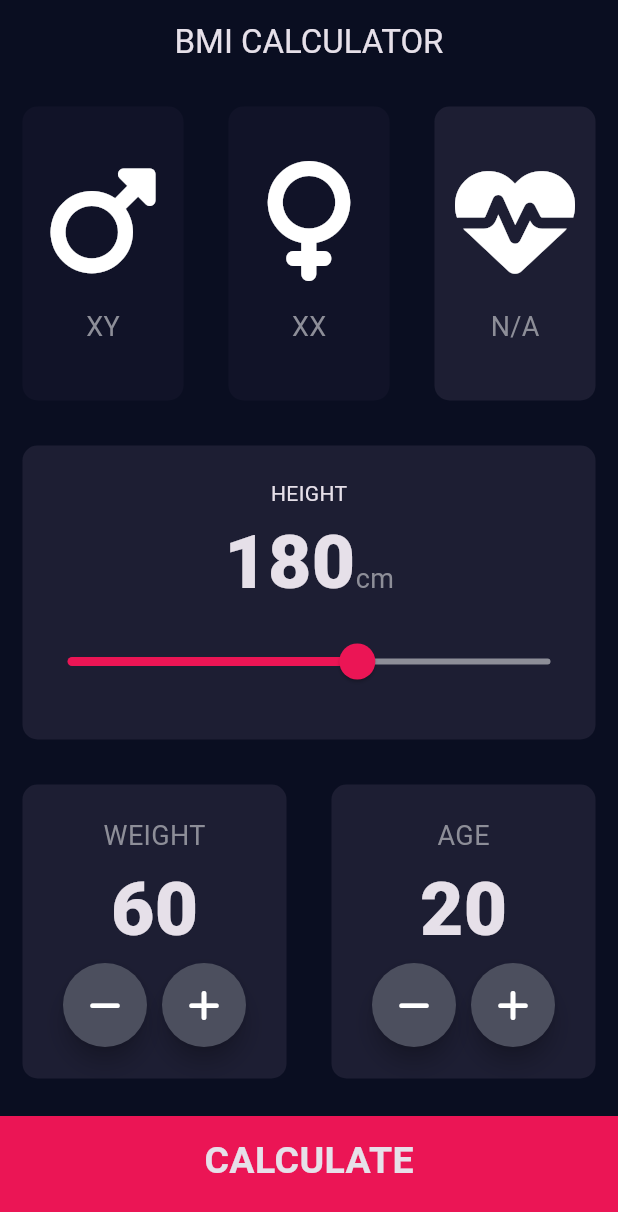
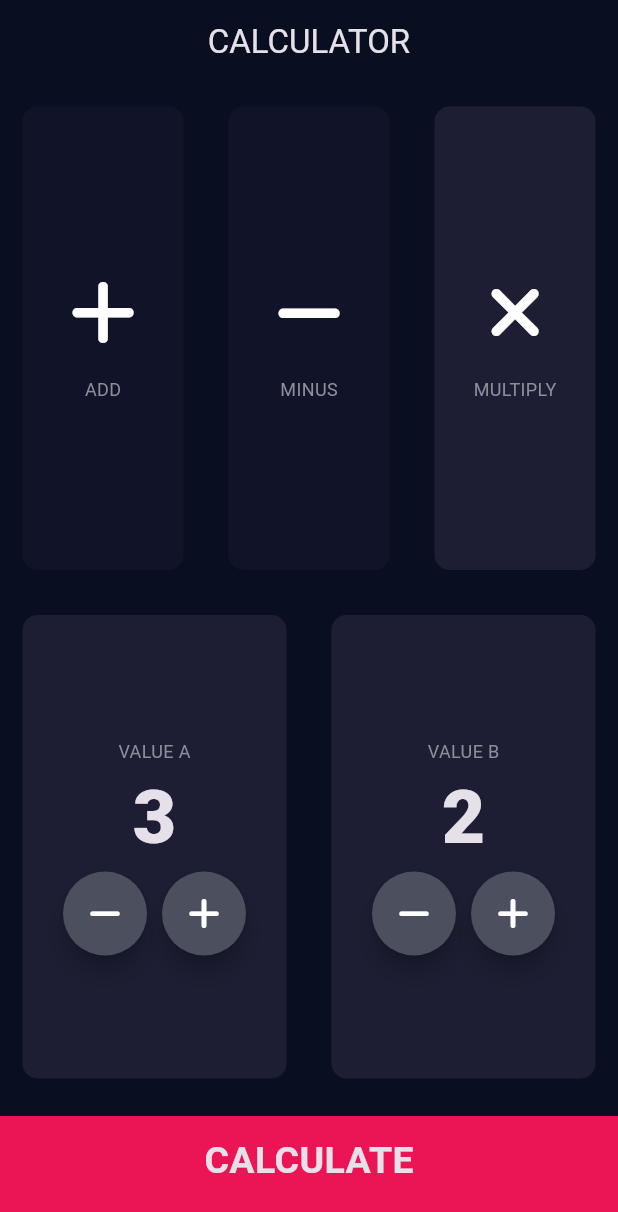
Before and after one commit to MikeAfegbua/AnutioBMICalculator, a Flutter app: the screen it shows after launch, on a phone screen of 412 x 824 dp. Shown: the top 1212 px of the screen. Run offline on Flutter 3.47's test engine with Material 3 defaults, Android fonts, the phone set to English and light mode, and no system bars; our stand-ins replace font_awesome_flutter.

Commit message:
calculator

```diff
--- a/lib/screens/bmi_input_screen.dart
+++ b/lib/screens/bmi_input_screen.dart
@@ -1,3 +1,5 @@
+// ignore_for_file: deprecated_member_use
+
 import 'package:anutio_bmi_calculator/screens/bmi_result_screen.dart';
 import 'package:anutio_bmi_calculator/utils/constants.dart';
 import 'package:anutio_bmi_calculator/utils/enums.dart';
@@ -18,9 +20,9 @@ class InputScreen extends StatefulWidget {
 
 class _InputScreenState extends State<InputScreen> {
   MyGender selectedGender = MyGender.nonBinary;
-  int heightNum = 180;
-  int weightNum = 60;
-  int ageNum = 20;
+  int heightNum = 2;
+  int weightNum = 3;
+  int ageNum = 2;
 
   void calculateBmi() {
     setState(() {});
@@ -30,7 +32,7 @@ class _InputScreenState extends State<InputScreen> {
       weight: weightNum,
     );
 
-    final bmi = calc.calculateBMI();
+    // final bmi = calc.calculateBMI();
     final advice = calc.getAdvice();
     final answer = calc.getResult();
 
@@ -39,7 +41,7 @@ class _InputScreenState extends State<InputScreen> {
       MaterialPageRoute(
         builder: (context) {
           return BMIResultScreen(
-            ansText: bmi,
+            ansText: (heightNum * weightNum).toString(),
             ansResult: answer,
             ansAdvice: advice,
           );
@@ -53,7 +55,7 @@ class _InputScreenState extends State<InputScreen> {
     return Scaffold(
       appBar: AppBar(
         title: const Center(
-          child: Text('BMI CALCULATOR'),
+          child: Text('CALCULATOR'),
         ),
       ),
       body: Column(
@@ -73,8 +75,8 @@ class _InputScreenState extends State<InputScreen> {
                         ? activeCardColour
                         : inactiveCardColour,
                     child: const ReuseableColumn(
-                      icon: FontAwesomeIcons.mars,
-                      label: 'XY',
+                      icon: FontAwesomeIcons.add,
+                      label: 'ADD',
                     ),
                   ),
                 ),
@@ -89,8 +91,8 @@ class _InputScreenState extends State<InputScreen> {
                         ? activeCardColour
                         : inactiveCardColour,
                     child: const ReuseableColumn(
-                      icon: FontAwesomeIcons.venus,
-                      label: 'XX',
+                      icon: FontAwesomeIcons.minus,
+                      label: 'MINUS',
                     ),
                   ),
                 ),
@@ -105,62 +107,62 @@ class _InputScreenState extends State<InputScreen> {
                         ? activeCardColour
                         : inactiveCardColour,
                     child: const ReuseableColumn(
-                      icon: FontAwesomeIcons.heartPulse,
-                      label: 'N/A',
+                      icon: FontAwesomeIcons.multiply,
+                      label: 'MULTIPLY',
                     ),
                   ),
                 ),
               ],
             ),
           ),
-          Expanded(
-            child: ReuseableCard(
-              color: activeCardColour,
-              child: Column(
-                mainAxisAlignment: MainAxisAlignment.center,
-                children: [
-                  const Text('HEIGHT'),
-                  Row(
-                    mainAxisAlignment: MainAxisAlignment.center,
-                    textBaseline: TextBaseline.alphabetic,
-                    crossAxisAlignment: CrossAxisAlignment.baseline,
-                    children: [
-                      Text(
-                        heightNum.toString(),
-                        style: allTextStyle,
-                      ),
-                      const Text(
-                        'cm',
-                        style: labelTextStyle,
-                      ),
-                    ],
-                  ),
-                  SliderTheme(
-                    data: SliderTheme.of(context).copyWith(
-                      activeTrackColor: const Color(0xFFEB1555),
-                      inactiveTrackColor: const Color(0xFF8D8E98),
-                      thumbColor: const Color(0xFFEB1555),
-                      overlayColor: const Color(0x29EB1555),
-                      thumbShape:
-                          const RoundSliderThumbShape(enabledThumbRadius: 12.0),
-                      overlayShape:
-                          const RoundSliderOverlayShape(overlayRadius: 30.0),
-                    ),
-                    child: Slider(
-                      value: heightNum.toDouble(),
-                      min: 120.0,
-                      max: 220.0,
-                      onChanged: (double newVal) {
-                        setState(() {
-                          heightNum = newVal.round();
-                        });
-                      },
-                    ),
-                  ),
-                ],
-              ),
-            ),
-          ),
+          // Expanded(
+          //   child: ReuseableCard(
+          //     color: activeCardColour,
+          //     child: Column(
+          //       mainAxisAlignment: MainAxisAlignment.center,
+          //       children: [
+          //         const Text('HEIGHT'),
+          //         Row(
+          //           mainAxisAlignment: MainAxisAlignment.center,
+          //           textBaseline: TextBaseline.alphabetic,
+          //           crossAxisAlignment: CrossAxisAlignment.baseline,
+          //           children: [
+          //             Text(
+          //               heightNum.toString(),
+          //               style: allTextStyle,
+          //             ),
+          //             const Text(
+          //               'cm',
+          //               style: labelTextStyle,
+          //             ),
+          //           ],
+          //         ),
+          //         SliderTheme(
+          //           data: SliderTheme.of(context).copyWith(
+          //             activeTrackColor: const Color(0xFFEB1555),
+          //             inactiveTrackColor: const Color(0xFF8D8E98),
+          //             thumbColor: const Color(0xFFEB1555),
+          //             overlayColor: const Color(0x29EB1555),
+          //             thumbShape:
+          //                 const RoundSliderThumbShape(enabledThumbRadius: 12.0),
+          //             overlayShape:
+          //                 const RoundSliderOverlayShape(overlayRadius: 30.0),
+          //           ),
+          //           child: Slider(
+          //             value: heightNum.toDouble(),
+          //             min: 120.0,
+          //             max: 220.0,
+          //             onChanged: (double newVal) {
+          //               setState(() {
+          //                 heightNum = newVal.round();
+          //               });
+          //             },
+          //           ),
+          //         ),
+          //       ],
+          //     ),
+          //   ),
+          // ),
           Expanded(
             child: Row(
               children: [
@@ -170,7 +172,7 @@ class _InputScreenState extends State<InputScreen> {
                     child: Column(
                       mainAxisAlignment: MainAxisAlignment.center,
                       children: [
-                        const Text('WEIGHT', style: labelTextStyle),
+                        const Text('VALUE A', style: labelTextStyle),
                         Text(
                           weightNum.toString(),
                           style: allTextStyle,
@@ -219,7 +221,7 @@ class _InputScreenState extends State<InputScreen> {
                     child: Column(
                       mainAxisAlignment: MainAxisAlignment.center,
                       children: [
-                        const Text('AGE', style: labelTextStyle),
+                        const Text('VALUE B', style: labelTextStyle),
                         Text(
                           ageNum.toString(),
                           style: allTextStyle,
--- a/lib/screens/bmi_result_screen.dart
+++ b/lib/screens/bmi_result_screen.dart
@@ -24,7 +24,7 @@ class _BMIResultScreenState extends State<BMIResultScreen> {
   Widget build(BuildContext context) {
     return Scaffold(
       appBar: AppBar(
-        title: const Text('BMI CALCULATOR'),
+        title: const Text('CALCULATOR'),
       ),
       body: Column(
         mainAxisAlignment: MainAxisAlignment.spaceEvenly,
@@ -51,24 +51,24 @@ class _BMIResultScreenState extends State<BMIResultScreen> {
                   mainAxisAlignment: MainAxisAlignment.spaceEvenly,
                   crossAxisAlignment: CrossAxisAlignment.center,
                   children: [
-                    Text(
-                      widget.ansResult.toUpperCase(),
-                      style: resultStyle,
-                    ),
+                    // Text(
+                    //   'RESULT',
+                    //   style: resultStyle,
+                    // ),
                     Text(
                       widget.ansText,
                       style: const TextStyle(
-                        fontSize: 100.0,
+                        fontSize: 150.0,
                         fontWeight: FontWeight.bold,
                       ),
                     ),
-                    Text(
-                      widget.ansAdvice,
-                      style: const TextStyle(
-                        fontSize: 22,
-                      ),
-                      textAlign: TextAlign.center,
-                    ),
+                    // Text(
+                    //   widget.ansAdvice,
+                    //   style: const TextStyle(
+                    //     fontSize: 22,
+                    //   ),
+                    //   textAlign: TextAlign.center,
+                    // ),
                   ],
                 ),
               ),
--- a/lib/utils/constants.dart
+++ b/lib/utils/constants.dart
@@ -6,7 +6,7 @@ const allTextStyle = TextStyle(
 );
 
 const labelTextStyle = TextStyle(
-  fontSize: 18,
+  fontSize: 12,
   color: Color(0xFF8D8E98),
 );
 
--- a/lib/widgets/resueable_column.dart
+++ b/lib/widgets/resueable_column.dart
@@ -18,7 +18,7 @@ class ReuseableColumn extends StatelessWidget {
       children: [
         Icon(
           icon,
-          size: 80.0,
+          size: 50.0,
         ),
         const SizedBox(
           height: 18,
```
